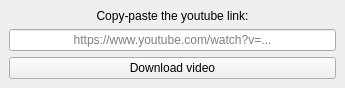
This is src/qt/ui/main_window.ui in sentenzo/tubic as Qt 5 draws it before an edit. The edited form follows.
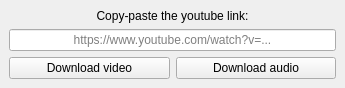
This is the edited form.

Commit message: A new big feature: "Download audio" 🎵

```diff
--- a/src/qt/ui/main_window.ui
+++ b/src/qt/ui/main_window.ui
@@ -10,7 +10,7 @@
     <x>0</x>
     <y>0</y>
     <width>345</width>
-    <height>86</height>
+    <height>88</height>
    </rect>
   </property>
   <property name="sizePolicy">
@@ -36,16 +36,6 @@
   </property>
   <widget class="QWidget" name="centralwidget">
    <layout class="QGridLayout" name="gridLayout">
-    <item row="2" column="0">
-     <widget class="QPushButton" name="pb_download_all">
-      <property name="cursor">
-       <cursorShape>PointingHandCursor</cursorShape>
-      </property>
-      <property name="text">
-       <string>Download video</string>
-      </property>
-     </widget>
-    </item>
     <item row="1" column="0">
      <widget class="QLineEdit" name="le_youtube_link">
       <property name="focusPolicy">
@@ -65,6 +55,30 @@
       </property>
      </widget>
     </item>
+    <item row="3" column="0">
+     <layout class="QHBoxLayout" name="horizontalLayout">
+      <item>
+       <widget class="QPushButton" name="pb_download_video">
+        <property name="cursor">
+         <cursorShape>PointingHandCursor</cursorShape>
+        </property>
+        <property name="text">
+         <string>Download video</string>
+        </property>
+       </widget>
+      </item>
+      <item>
+       <widget class="QPushButton" name="pb_download_audio">
+        <property name="cursor">
+         <cursorShape>PointingHandCursor</cursorShape>
+        </property>
+        <property name="text">
+         <string>Download audio</string>
+        </property>
+       </widget>
+      </item>
+     </layout>
+    </item>
     <item row="0" column="0">
      <widget class="QLabel" name="label">
       <property name="text">
```
The commit also changes 4 other files.
